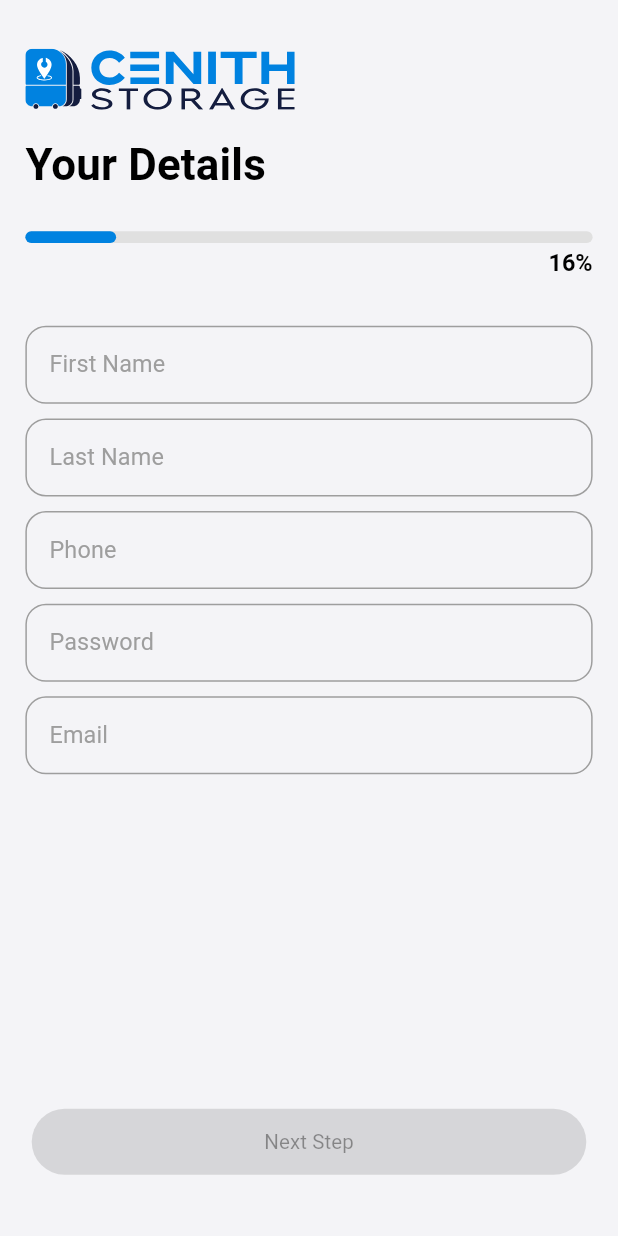
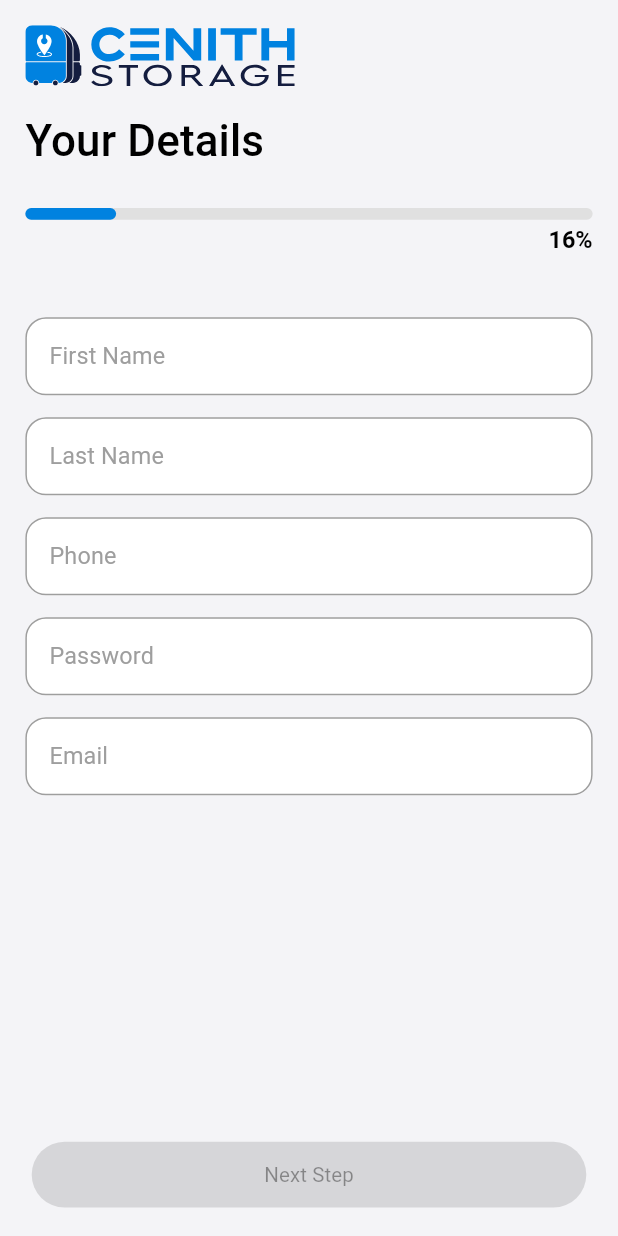
Before and after one commit to sohanthink/cenith-merchant, a Flutter app: the AuthView screen opened directly, on a phone screen of 412 x 824 dp. Run offline on Flutter 3.47's test engine with Material 3 defaults, Android fonts, the light colour scheme and no system bars; our stand-ins replace dotted_border, dotted_decoration, fl_chart, flutter_screenutil, flutter_svg, get and 6 more; missing offline and left inert: mobile_scanner; project files that could hold a hidden picture were left out.

Commit message:
marge with mizan

```diff
--- a/lib/app.dart
+++ b/lib/app.dart
@@ -1,5 +1,6 @@
 import 'package:cenith_marchent/core/controller_bindings/controller_bindings.dart';
 import 'package:cenith_marchent/core/theme/app_theme.dart';
+import 'package:cenith_marchent/features/auth/view/auth_view.dart';
 import 'package:cenith_marchent/features/main_bottom_nav/view/main_bottom_nav_view.dart';
 import 'package:flutter/material.dart';
 import 'package:get/get_navigation/src/root/get_material_app.dart';
@@ -17,7 +18,7 @@ class CenithStorage extends StatelessWidget {
       builder: (_,child){
         return GetMaterialApp(
             debugShowCheckedModeBanner: false,
-            initialRoute: MainBottomNavView.name,
+            initialRoute: AuthView.name,
             initialBinding: ControllerBindings(),
             onGenerateRoute: AppRoutes.routes,
             theme: AppTheme.themeData
--- a/lib/features/auth/view/add_business_photos_view.dart
+++ b/lib/features/auth/view/add_business_photos_view.dart
@@ -53,7 +53,7 @@ class _AddBusinessPhotosViewState extends State<AddBusinessPhotosView> {
                   Icon(
                     Icons.cloud_upload,
                     size: 45.sp,
-                    color: AppColors.themColor,
+                    color: AppColors.themeColor,
                   ),
                   Text(
                     'Tap to Upload photos or Browse',
--- a/lib/features/auth/view/auth_view.dart
+++ b/lib/features/auth/view/auth_view.dart
@@ -55,13 +55,11 @@ class _AuthViewState extends State<AuthView> {
       body: SafeArea(
         child: Padding(
           padding: EdgeInsets.all(16.w),
-          child: SingleChildScrollView(
           child: Column(
             children: [
-                SizedBox(height: 16.h),
               _buildTopSection(context),
-                SizedBox(
-                  height: 520,
+              SizedBox(height: 10),
+              Expanded(
                 child: PageView(
                   controller: _pageController,
                   physics: const NeverScrollableScrollPhysics(),
@@ -110,7 +108,7 @@ class _AuthViewState extends State<AuthView> {
                   ],
                 ),
               ),
-                SizedBox(height: 32.h),
+
               ElevatedButton(
                 onPressed: _pageValidation[_currentIndex] == true
                     ? () {
@@ -133,7 +131,6 @@ class _AuthViewState extends State<AuthView> {
           ),
         ),
       ),
-      ),
     );
   }
 
@@ -148,7 +145,7 @@ class _AuthViewState extends State<AuthView> {
           currentSteps['title'],
           style: TextStyle(
             fontSize: 30.sp,
-            fontWeight: FontWeight.w600,
+            fontWeight: FontWeight.w500,
             letterSpacing: 0.1.sp,
           ),
         ),
@@ -169,7 +166,46 @@ class _AuthViewState extends State<AuthView> {
             )!.copyWith(fontWeight: FontWeight.bold, color: Colors.black),
           ),
         ),
+        Row(
+          mainAxisAlignment: MainAxisAlignment.spaceBetween,
+          children: [
+            _currentIndex != 0
+                ? GestureDetector(
+                    onTap: () {
+                      _pageController.previousPage(
+                        duration: const Duration(milliseconds: 300),
+                        curve: Curves.easeInOut,
+                      );
+                    },
+                    child: CircleAvatar(
+                      radius: 20,
+                      backgroundColor: Colors.white,
+                      child: Icon(
+                        Icons.arrow_back_ios_new,
+                        color: Colors.grey,
+                        size: 20,
+                      ),
+                    ),
+                  )
+                : SizedBox.shrink(),
+            if (_currentIndex == 1)
+              TextButton(
+                onPressed: onTapToNextPage,
+                child: Text(
+                  'Skip',
+                  style: fontSize16(context)!.copyWith(color: Colors.black),
+                ),
+              ),
+          ],
+        ),
       ],
     );
   }
+
+  onTapToNextPage() {
+    _pageController.nextPage(
+      duration: const Duration(milliseconds: 300),
+      curve: Curves.easeInOut,
+    );
   }
+}
--- a/lib/features/auth/view/sign_up_view.dart
+++ b/lib/features/auth/view/sign_up_view.dart
@@ -4,6 +4,7 @@ import 'package:flutter_screenutil/flutter_screenutil.dart';
 
 class SignUpView extends StatefulWidget {
   const SignUpView({super.key, required this.onValidChanged});
+
   static final String name = 'Sign-up-screen';
   final Function(bool isValid) onValidChanged;
 
@@ -47,34 +48,36 @@ class _SignUpViewState extends State<SignUpView> {
     final style = fontSize16(context)!.copyWith(color: Colors.black);
     return Form(
       key: _formKey,
-      autovalidateMode: AutovalidateMode.onUserInteraction,
       child: SingleChildScrollView(
         child: Column(
           children: [
             SizedBox(height: 32.h),
             TextFormField(
+              autovalidateMode: AutovalidateMode.onUserInteraction,
               style: style,
               controller: _fNameTEController,
               textInputAction: TextInputAction.next,
               decoration: const InputDecoration(hintText: 'First Name'),
-              validator: (v) => v == null || v.isEmpty ? 'Required' : null,
+              validator: (v) =>
+                  v == null || v.isEmpty ? 'Enter your name' : null,
               onChanged: (_) => _checkFormValidity(),
             ),
-
-            SizedBox(height: 10.h),
+            SizedBox(height: 15.h),
 
             TextFormField(
+              autovalidateMode: AutovalidateMode.onUserInteraction,
               style: style,
               controller: _lNameTEController,
               textInputAction: TextInputAction.next,
               decoration: const InputDecoration(hintText: 'Last Name'),
-              validator: (v) => v == null || v.isEmpty ? 'Required' : null,
+              // validator: (v) => v == null || v.isEmpty ? 'Required' : null,
               onChanged: (_) => _checkFormValidity(),
             ),
 
-            SizedBox(height: 10.h),
+            SizedBox(height: 15.h),
 
             TextFormField(
+              autovalidateMode: AutovalidateMode.onUserInteraction,
               style: style,
               controller: _phoneTEController,
               keyboardType: TextInputType.phone,
@@ -85,28 +88,47 @@ class _SignUpViewState extends State<SignUpView> {
               onChanged: (_) => _checkFormValidity(),
             ),
 
-            SizedBox(height: 10.h),
+            SizedBox(height: 15.h),
 
             TextFormField(
+              autovalidateMode: AutovalidateMode.onUserInteraction,
               style: style,
               controller: _passwordTEController,
               textInputAction: TextInputAction.next,
               decoration: const InputDecoration(hintText: 'Password'),
               validator: (v) =>
-                  v == null || v.length < 6 ? 'Min 6 chars' : null,
+                  v != null &&
+                      RegExp(
+                        r'^(?=.*\d)(?=.*[!@#$%^&*(),.?":{}|<>]).{8,}$',
+                      ).hasMatch(v)
+                  ? null
+                  : 'Password must be at least 8 characters long and include a number and a special character',
+
               onChanged: (_) => _checkFormValidity(),
             ),
 
-            SizedBox(height: 10.h),
+            SizedBox(height: 15.h),
 
             TextFormField(
+              autovalidateMode: AutovalidateMode.onUnfocus,
               style: style,
               controller: _emailTEController,
               keyboardType: TextInputType.emailAddress,
               textInputAction: TextInputAction.done,
               decoration: const InputDecoration(hintText: 'Email'),
-              validator: (v) =>
-                  v != null && v.contains('@') ? null : 'Invalid email',
+              validator: (v) {
+                if (v == null || v.isEmpty) {
+                  return 'Required';
+                }
+
+                final regex = RegExp(r'^[\w-\.]+@([\w-]+\.)+[\w-]{2,4}$');
+
+                if (!regex.hasMatch(v)) {
+                  return 'Invalid email';
+                }
+
+                return null;
+              },
               onChanged: (_) => _checkFormValidity(),
             ),
             SizedBox(height: 90.h),
--- a/pubspec.yaml
+++ b/pubspec.yaml
@@ -29,6 +29,9 @@ dependencies:
   image_picker: ^1.2.0
   logger: ^2.6.1
   pin_code_fields: ^8.0.1
+  pdf: ^3.11.3
+  path_provider: ^2.1.5
+  dotted_decoration: ^2.0.0
 
 
 dev_dependencies:
```
Also changed, not shown: lib/core/theme/text_form_field_theme.dart (+5 -2 lines), lib/features/auth/view/confirmation_code_entry_view.dart (+22 -20 lines), lib/features/auth/view/describe_your_business_view.dart (+13 -11 lines), lib/features/auth/view/terms_and_condition_view.dart (+18 -14 lines), lib/features/auth/view/your_business_details_view.dart (+11 -9 lines), pubspec.lock. Lines whose indentation alone changed are shown as unchanged.
